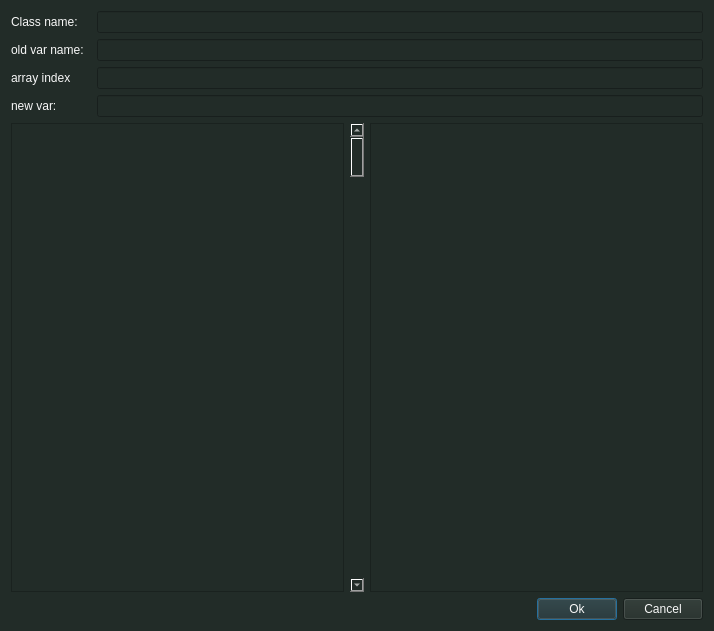
This is widgets/CreateVarDialog/create_var_dialog.ui in Asi81/PyIDA as Qt 5 draws it before an edit. The edited form follows.
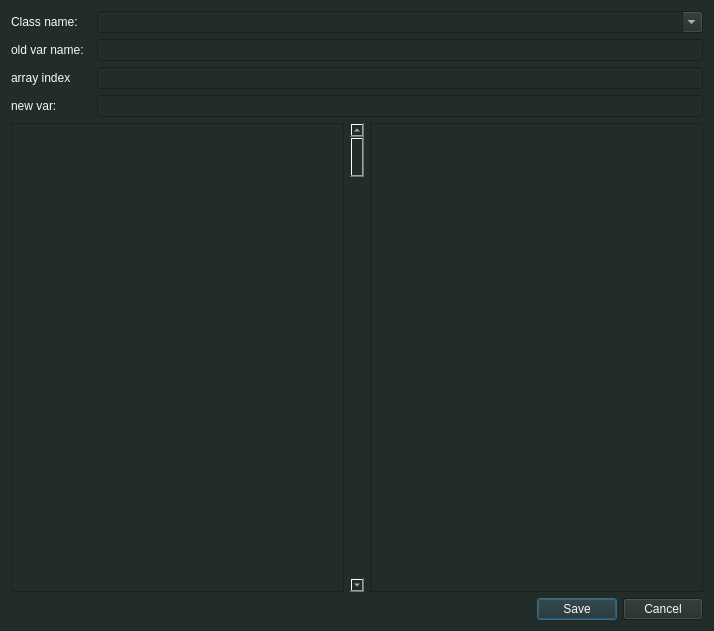
This is the edited form.

```diff
--- a/widgets/CreateVarDialog/create_var_dialog.ui
+++ b/widgets/CreateVarDialog/create_var_dialog.ui
@@ -34,7 +34,17 @@
       </widget>
      </item>
      <item>
-      <widget class="QLineEdit" name="class_name_edit"/>
+      <widget class="QComboBox" name="class_cb">
+       <property name="sizePolicy">
+        <sizepolicy hsizetype="Expanding" vsizetype="Fixed">
+         <horstretch>0</horstretch>
+         <verstretch>0</verstretch>
+        </sizepolicy>
+       </property>
+       <property name="editable">
+        <bool>true</bool>
+       </property>
+      </widget>
      </item>
     </layout>
    </item>
@@ -155,7 +165,7 @@
      <item>
       <widget class="QPushButton" name="ok_btn">
        <property name="text">
-        <string>Ok</string>
+        <string>Save</string>
        </property>
       </widget>
      </item>
```
Left out of the diff: 18 changed lines with no effect on the pictures.
